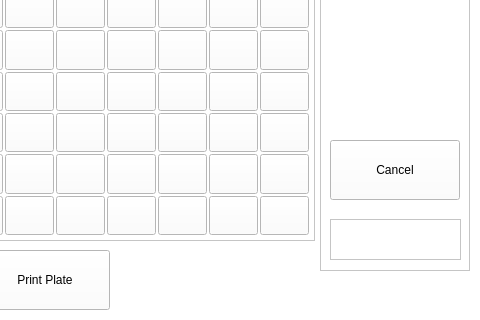
Qt form mainwindow.ui (srikrishnan90/ELISAREADER) before a commit; both pictures show x 320 to 800 and y 160 to 480 of the 800 by 480 pixel window.
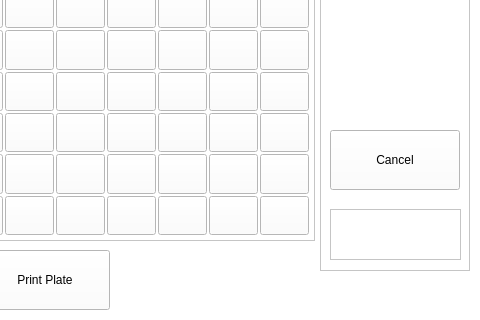
The same form after that commit. The open tabs and pages were chosen to show the change.

Commit message: added multistandard calculation

Patch:
```diff
--- a/mainwindow.ui
+++ b/mainwindow.ui
@@ -6279,7 +6279,7 @@
        <property name="geometry">
         <rect>
          <x>10</x>
-         <y>240</y>
+         <y>230</y>
          <width>130</width>
          <height>60</height>
         </rect>
@@ -6292,9 +6292,9 @@
        <property name="geometry">
         <rect>
          <x>10</x>
-         <y>319</y>
+         <y>309</y>
          <width>131</width>
-         <height>41</height>
+         <height>51</height>
         </rect>
        </property>
       </widget>
```
The commit also changes 2 other files.
